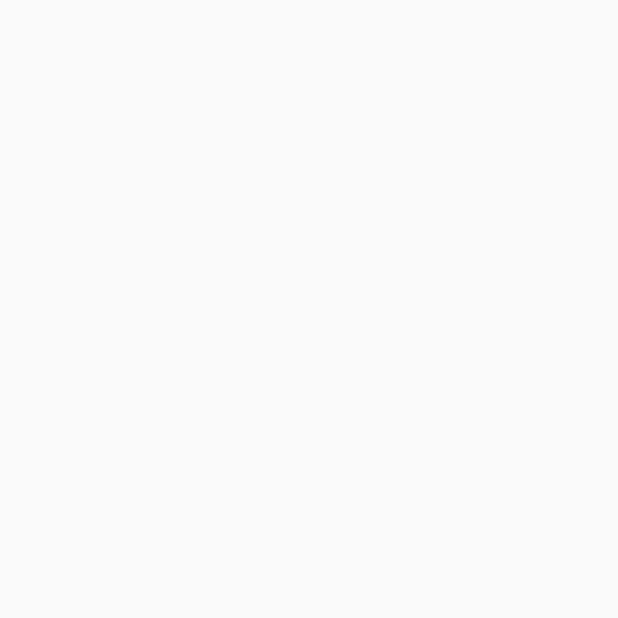
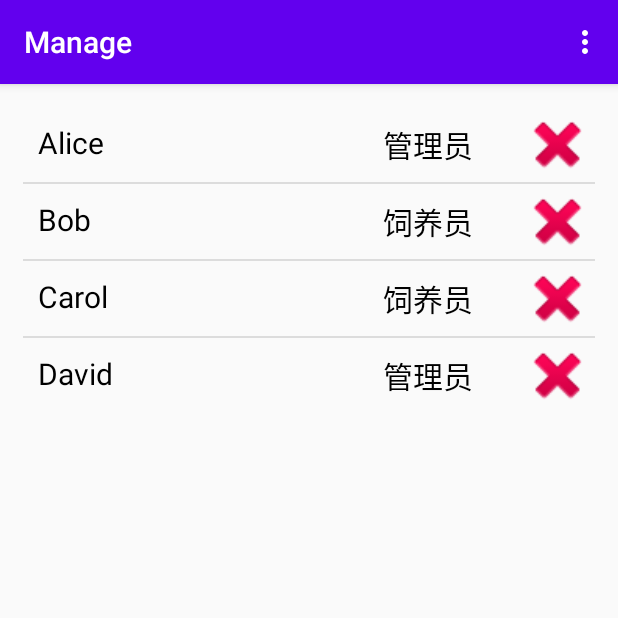
Before and after one commit to ShiranZH/PKU-CAT, an Android app: the ManageActivity screen opened directly, with no data from a screen before it, on a phone screen of 412 x 824 dp, the top half of it. Before the commit the part shown is empty. Run offline under Robolectric (Android 15) with nearby library versions, the phone set to English and light mode, and no system bars.

Commit message:
Manage UI demo completed (Inner logic is not done.)

```diff
--- a/src/frontend/app/src/main/AndroidManifest.xml
+++ b/src/frontend/app/src/main/AndroidManifest.xml
@@ -11,7 +11,9 @@
         android:theme="@style/AppTheme">
         <activity android:name=".ui.archive.SoleArchive"/>
         <activity android:name=".ui.archive.ArchiveActivity" />
-        <activity android:name=".ui.manage.ManageActivity"/>
+        <activity
+            android:name=".ui.manage.ManageActivity"
+            android:label="Manage"/>
         <activity
             android:name=".MainActivity"
             android:label="@string/app_name"
@@ -22,7 +24,7 @@
                 <category android:name="android.intent.category.LAUNCHER" />
             </intent-filter>
         </activity>
-        <activity android:name=".ui.post.PostActivity" />
+        <activity android:name=".ui.post.PostActivity"/>
     </application>
 
 </manifest>
--- /dev/null
+++ b/src/frontend/app/src/main/java/com/example/pkucat/ui/manage/AdminUserList.java
@@ -0,0 +1,81 @@
+package com.example.pkucat.ui.manage;
+
+import android.app.AlertDialog;
+import android.content.Context;
+import android.content.DialogInterface;
+import android.view.LayoutInflater;
+import android.view.View;
+import android.view.ViewGroup;
+import android.widget.BaseAdapter;
+import android.widget.Button;
+import android.widget.TextView;
+
+import com.example.pkucat.R;
+
+import java.util.ArrayList;
+
+public class AdminUserList extends BaseAdapter {
+
+    private Context mContext;
+    ArrayList<String> userName;
+    ArrayList<Integer> userLevel;
+
+    public AdminUserList(Context mContext)
+    {
+        super();
+        this.mContext=mContext;
+        userName = new ArrayList<>();userLevel = new ArrayList<>();
+        userName.add("Alice");userLevel.add(2);
+        userName.add("Bob");userLevel.add(1);
+        userName.add("Carol");userLevel.add(1);
+        userName.add("David");userLevel.add(2);
+    }
+
+    @Override
+    public int getCount() {
+        return userName.size();
+    }
+
+    @Override
+    public Object getItem(int position) {
+        return userName.get(position);
+    }
+
+    @Override
+    public long getItemId(int position) {
+        return 0;
+    }
+
+    @Override
+    public View getView(int position, View convertView, ViewGroup parent) {
+        LayoutInflater inflater = LayoutInflater.from(mContext);
+        View view = inflater.inflate(R.layout.admin_user_item,null);
+        final String name = userName.get(position);
+        TextView textViewName = view.findViewById(R.id.admin_name);
+        textViewName.setText(userName.get(position));
+        TextView textViewLevel = view.findViewById(R.id.admin_level);
+        textViewLevel.setText(userLevel.get(position)==1?"饲养员":"管理员");
+        Button deleteButton = view.findViewById(R.id.admin_delete_button);
+        deleteButton.setOnClickListener(new View.OnClickListener() {
+            @Override
+            public void onClick(View v) {
+                AlertDialog.Builder builder = new AlertDialog.Builder(mContext);
+                builder.setTitle("提示");
+                builder.setMessage("确定要删除用户"+name+"的权限吗？");
+                builder.setCancelable(false);
+                builder.setPositiveButton("确定", new DialogInterface.OnClickListener(){
+                    @Override
+                    public void onClick(DialogInterface dialog, int which) {
+                    }
+                });
+                builder.setNegativeButton("取消", new DialogInterface.OnClickListener(){
+                    @Override
+                    public void onClick(DialogInterface dialog, int which) {
+                    }
+                });
+                builder.show();
+            }
+        });
+        return view;
+    }
+}
--- a/src/frontend/app/src/main/res/layout/activity_manage.xml
+++ b/src/frontend/app/src/main/res/layout/activity_manage.xml
@@ -1,6 +1,19 @@
 <?xml version="1.0" encoding="utf-8"?>
-<androidx.constraintlayout.widget.ConstraintLayout
-    xmlns:android="http://schemas.android.com/apk/res/android" android:layout_width="match_parent"
-    android:layout_height="match_parent">
+<LinearLayout
+    xmlns:android="http://schemas.android.com/apk/res/android"
+    xmlns:app="http://schemas.android.com/apk/res-auto"
+    xmlns:tools="http://schemas.android.com/tools"
+    android:layout_width="match_parent"
+    android:layout_height="match_parent"
+    tools:context=".ui.manage.ManageActivity">
 
-</androidx.constraintlayout.widget.ConstraintLayout>
+    <ListView
+        android:id="@+id/admin_user_list"
+        android:layout_width="match_parent"
+        android:layout_height="wrap_content"
+        android:padding="15dp"
+        />
+
+
+
+</LinearLayout>
--- /dev/null
+++ b/src/frontend/app/src/main/res/layout/admin_user_item.xml
@@ -0,0 +1,39 @@
+<?xml version="1.0" encoding="utf-8"?>
+<LinearLayout xmlns:android="http://schemas.android.com/apk/res/android"
+    android:orientation="horizontal" android:layout_width="match_parent"
+    android:layout_height="match_parent">
+    <RelativeLayout
+        android:layout_width="match_parent"
+        android:layout_height="50dp">
+        <TextView
+            android:id="@+id/admin_name"
+            android:layout_width="230dp"
+            android:layout_height="match_parent"
+            android:textColor="#000000"
+            android:textSize="20sp"
+            android:text="NoName"
+            android:padding="10dp">
+        </TextView>
+        <TextView
+            android:id="@+id/admin_level"
+            android:layout_width="110dp"
+            android:layout_height="match_parent"
+            android:textColor="#000000"
+            android:textSize="20sp"
+            android:layout_toEndOf="@id/admin_name"
+            android:text="UserLevel"
+            android:padding="10dp">
+        </TextView>
+
+        <Button
+            android:id="@+id/admin_delete_button"
+            android:layout_width="50dp"
+            android:layout_height="match_parent"
+            android:layout_alignParentEnd="true"
+            android:background="@android:drawable/ic_delete"
+            android:padding="10dp" />
+
+    </RelativeLayout>
+
+
+</LinearLayout>
--- /dev/null
+++ b/src/frontend/app/src/main/res/menu/manage_menu.xml
@@ -0,0 +1,15 @@
+<?xml version="1.0" encoding="utf-8"?>
+<menu
+    xmlns:android="http://schemas.android.com/apk/res/android"
+    xmlns:app="http://schemas.android.com/apk/res-auto">
+    <item
+        android:id="@+id/manage_button_add_level1"
+        android:title="设置饲养员"
+        app:showAsAction="never" />
+    <item
+        android:id="@+id/manage_button_add_level2"
+        android:title="设置管理员"
+        app:showAsAction="never" />
+
+
+</menu>
```
Also changed, not shown: src/frontend/app/src/main/java/com/example/pkucat/ui/manage/ManageActivity.java (+64 -1 lines).
